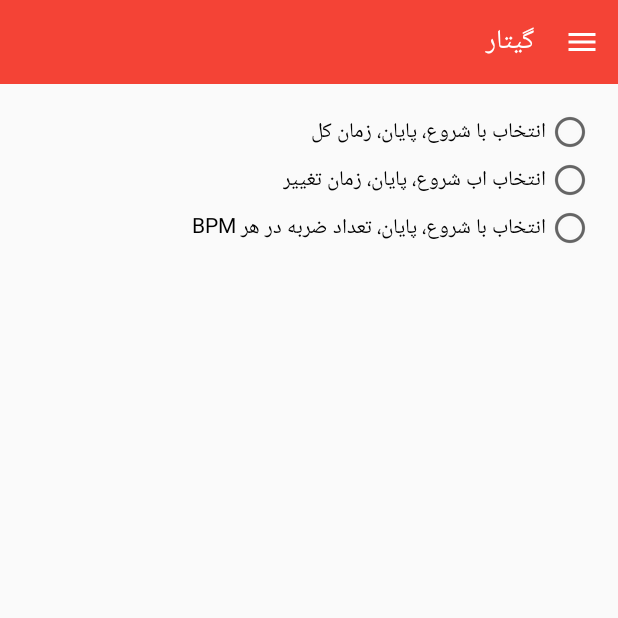
After one commit to tavousiali/GuitarSpeedTrainer, an Android app: the SettingActivity screen opened directly, with no data from a screen before it, on a phone screen of 412 x 824 dp, the top half of it. The commit adds this screen. Run offline under Robolectric (Android 15) with nearby library versions, the phone set to English and light mode, and no system bars.

Commit message:
Get setting from preference

```diff
--- a/app/src/main/AndroidManifest.xml
+++ b/app/src/main/AndroidManifest.xml
@@ -3,11 +3,11 @@
     package="com.example.atavoosi.guitarspeedtrainer">
 
     <application
+        android:name=".fonts"
         android:allowBackup="true"
         android:icon="@mipmap/ic_launcher"
         android:label="@string/app_name"
         android:supportsRtl="false"
-        android:name=".fonts"
         android:theme="@style/AppTheme">
         <activity
             android:name=".MainActivity"
@@ -19,6 +19,10 @@
                 <category android:name="android.intent.category.LAUNCHER" />
             </intent-filter>
         </activity>
+        <activity
+            android:name=".SettingActivity"
+            android:label="@string/title_activity_setting"
+            android:theme="@style/AppTheme"></activity>
     </application>
 
 </manifest>
--- /dev/null
+++ b/app/src/main/java/com/example/atavoosi/guitarspeedtrainer/SettingActivity.java
@@ -0,0 +1,102 @@
+package com.example.atavoosi.guitarspeedtrainer;
+
+import android.content.Intent;
+import android.os.Bundle;
+import android.support.design.widget.FloatingActionButton;
+import android.support.design.widget.NavigationView;
+import android.support.design.widget.Snackbar;
+import android.support.v4.view.GravityCompat;
+import android.support.v4.widget.DrawerLayout;
+import android.support.v7.app.AppCompatActivity;
+import android.support.v7.widget.Toolbar;
+import android.view.Menu;
+import android.view.MenuItem;
+import android.view.View;
+import android.widget.RadioButton;
+import android.widget.RadioGroup;
+import android.widget.Toast;
+
+public class SettingActivity extends AppCompatActivity
+        implements NavigationView.OnNavigationItemSelectedListener{
+    RadioGroup radioGroup;
+    private DrawerLayout drawer;
+
+    @Override
+    protected void onCreate(Bundle savedInstanceState) {
+        super.onCreate(savedInstanceState);
+        setContentView(R.layout.activity_setting);
+        Toolbar toolbar = (Toolbar) findViewById(R.id.toolbar);
+        setSupportActionBar(toolbar);
+        getSupportActionBar().setDisplayShowTitleEnabled(false);
+
+        drawer = (DrawerLayout) findViewById(R.id.drawer_layout);
+
+        NavigationView navigationView = (NavigationView) findViewById(R.id.nav_view);
+        navigationView.setNavigationItemSelectedListener(this);
+
+
+        radioGroup = (RadioGroup) findViewById(R.id.type);
+
+        radioGroup.setOnCheckedChangeListener(new RadioGroup.OnCheckedChangeListener()
+        {
+            @Override
+            public void onCheckedChanged(RadioGroup group, int checkedId) {
+                // checkedId is the RadioButton selected
+                RadioButton rb=(RadioButton)findViewById(checkedId);
+                Toast.makeText(SettingActivity.this, rb.getText().toString(), Toast.LENGTH_LONG).show();
+            }
+        });
+    }
+
+    @Override
+    public void onBackPressed() {
+        if (drawer.isDrawerOpen(GravityCompat.END)) {
+            drawer.closeDrawer(GravityCompat.END);
+        } else {
+            super.onBackPressed();
+        }
+    }
+
+    @Override
+    public boolean onCreateOptionsMenu(Menu menu) {
+        // Inflate the menu; this adds items to the action bar if it is present.
+        getMenuInflater().inflate(R.menu.main, menu);
+        return true;
+    }
+
+    @Override
+    public boolean onOptionsItemSelected(MenuItem item) {
+        // Handle action bar item clicks here. The action bar will
+        // automatically handle clicks on the Home/Up button, so long
+        // as you specify a parent activity in AndroidManifest.xml.
+        int id = item.getItemId();
+
+        //noinspection SimplifiableIfStatement
+        if (id == R.id.navigetion_icon) {
+            drawer.openDrawer(GravityCompat.END);
+            return true;
+        }
+
+        return super.onOptionsItemSelected(item);
+    }
+
+    @SuppressWarnings("StatementWithEmptyBody")
+    @Override
+    public boolean onNavigationItemSelected(MenuItem item) {
+        // Handle navigation view item clicks here.
+        int id = item.getItemId();
+
+        if (id == R.id.setting) {
+            try
+            {
+                startActivity(new Intent(SettingActivity.this, MainActivity.class));
+            }catch(Exception e){
+
+            }
+        }
+
+        drawer.closeDrawer(GravityCompat.END);
+        return true;
+    }
+
+}
--- /dev/null
+++ b/app/src/main/res/drawable/ic_menu_settings.xml
@@ -0,0 +1,9 @@
+<vector xmlns:android="http://schemas.android.com/apk/res/android"
+        android:width="24dp"
+        android:height="24dp"
+        android:viewportWidth="24.0"
+        android:viewportHeight="24.0">
+    <path
+        android:fillColor="#FF000000"
+        android:pathData="M19.43,12.98c0.04,-0.32 0.07,-0.64 0.07,-0.98s-0.03,-0.66 -0.07,-0.98l2.11,-1.65c0.19,-0.15 0.24,-0.42 0.12,-0.64l-2,-3.46c-0.12,-0.22 -0.39,-0.3 -0.61,-0.22l-2.49,1c-0.52,-0.4 -1.08,-0.73 -1.69,-0.98l-0.38,-2.65C14.46,2.18 14.25,2 14,2h-4c-0.25,0 -0.46,0.18 -0.49,0.42l-0.38,2.65c-0.61,0.25 -1.17,0.59 -1.69,0.98l-2.49,-1c-0.23,-0.09 -0.49,0 -0.61,0.22l-2,3.46c-0.13,0.22 -0.07,0.49 0.12,0.64l2.11,1.65c-0.04,0.32 -0.07,0.65 -0.07,0.98s0.03,0.66 0.07,0.98l-2.11,1.65c-0.19,0.15 -0.24,0.42 -0.12,0.64l2,3.46c0.12,0.22 0.39,0.3 0.61,0.22l2.49,-1c0.52,0.4 1.08,0.73 1.69,0.98l0.38,2.65c0.03,0.24 0.24,0.42 0.49,0.42h4c0.25,0 0.46,-0.18 0.49,-0.42l0.38,-2.65c0.61,-0.25 1.17,-0.59 1.69,-0.98l2.49,1c0.23,0.09 0.49,0 0.61,-0.22l2,-3.46c0.12,-0.22 0.07,-0.49 -0.12,-0.64l-2.11,-1.65zM12,15.5c-1.93,0 -3.5,-1.57 -3.5,-3.5s1.57,-3.5 3.5,-3.5 3.5,1.57 3.5,3.5 -1.57,3.5 -3.5,3.5z"/>
+</vector>
--- /dev/null
+++ b/app/src/main/res/layout/activity_setting.xml
@@ -0,0 +1,25 @@
+<android.support.v4.widget.DrawerLayout xmlns:android="http://schemas.android.com/apk/res/android"
+    xmlns:app="http://schemas.android.com/apk/res-auto"
+    xmlns:tools="http://schemas.android.com/tools"
+    android:id="@+id/drawer_layout"
+    android:layout_width="match_parent"
+    android:layout_height="match_parent"
+    android:layout_gravity="right"
+    android:fitsSystemWindows="true"
+    tools:openDrawer="right">
+
+    <include
+        layout="@layout/app_bar_setting"
+        android:layout_width="match_parent"
+        android:layout_height="match_parent" />
+
+    <android.support.design.widget.NavigationView
+        android:id="@+id/nav_view"
+        android:layout_width="wrap_content"
+        android:layout_height="match_parent"
+        android:layout_gravity="right"
+        android:fitsSystemWindows="true"
+        app:headerLayout="@layout/nav_header_main"
+        app:menu="@menu/activity_main_drawer" />
+
+</android.support.v4.widget.DrawerLayout>
--- /dev/null
+++ b/app/src/main/res/layout/app_bar_setting.xml
@@ -0,0 +1,12 @@
+<?xml version="1.0" encoding="utf-8"?>
+<android.support.design.widget.CoordinatorLayout xmlns:android="http://schemas.android.com/apk/res/android"
+    xmlns:app="http://schemas.android.com/apk/res-auto"
+    xmlns:tools="http://schemas.android.com/tools"
+    android:layout_width="match_parent"
+    android:layout_height="match_parent"
+    android:fitsSystemWindows="true"
+    tools:context="com.example.atavoosi.guitarspeedtrainer.SettingActivity">
+
+    <include layout="@layout/toolbar_setting" />
+
+</android.support.design.widget.CoordinatorLayout>
--- /dev/null
+++ b/app/src/main/res/layout/content_setting.xml
@@ -0,0 +1,49 @@
+<?xml version="1.0" encoding="utf-8"?>
+<RelativeLayout xmlns:android="http://schemas.android.com/apk/res/android"
+    xmlns:app="http://schemas.android.com/apk/res-auto"
+    xmlns:tools="http://schemas.android.com/tools"
+    android:layout_width="match_parent"
+    android:layout_height="match_parent"
+    android:paddingBottom="@dimen/activity_vertical_margin"
+    android:paddingLeft="@dimen/activity_horizontal_margin"
+    android:paddingRight="@dimen/activity_horizontal_margin"
+    android:paddingTop="@dimen/activity_vertical_margin"
+    app:layout_behavior="@string/appbar_scrolling_view_behavior"
+    tools:context="com.example.atavoosi.guitarspeedtrainer.SettingActivity"
+    tools:showIn="@layout/activity_setting">
+
+    <RadioGroup xmlns:android="http://schemas.android.com/apk/res/android"
+        android:id="@+id/type"
+        android:layout_width="fill_parent"
+        android:layout_height="wrap_content"
+        android:orientation="vertical">
+
+        <RadioButton
+            android:id="@+id/StartStopTotalTime"
+            android:layout_width="wrap_content"
+            android:layout_height="wrap_content"
+            android:layout_gravity="right"
+            android:button="@null"
+            android:drawableRight="@drawable/abc_btn_radio_material"
+            android:text="@string/StartStopTotalTime" />
+
+        <RadioButton
+            android:id="@+id/StartStopChangeTime"
+            android:layout_width="wrap_content"
+            android:layout_height="wrap_content"
+            android:layout_gravity="right"
+            android:button="@null"
+            android:drawableRight="@drawable/abc_btn_radio_material"
+            android:text="@string/StartStopChangeTime" />
+
+        <RadioButton
+            android:id="@+id/StartStopBpmCount"
+            android:layout_width="wrap_content"
+            android:layout_height="wrap_content"
+            android:layout_gravity="right"
+            android:button="@null"
+            android:drawableRight="@drawable/abc_btn_radio_material"
+            android:text="@string/StartStopBpmCount" />
+    </RadioGroup>
+
+</RelativeLayout>
--- /dev/null
+++ b/app/src/main/res/layout/toolbar_setting.xml
@@ -0,0 +1,30 @@
+<?xml version="1.0" encoding="utf-8"?>
+<LinearLayout xmlns:android="http://schemas.android.com/apk/res/android"
+    xmlns:app="http://schemas.android.com/apk/res-auto"
+    android:layout_width="match_parent"
+    android:layout_height="wrap_content"
+    android:layout_gravity="top"
+    android:orientation="vertical">
+
+    <android.support.v7.widget.Toolbar
+        android:id="@+id/toolbar"
+        android:layout_width="match_parent"
+        android:layout_height="?attr/actionBarSize"
+        android:background="@color/colorPrimary"
+        app:theme="@style/ThemeOverlay.AppCompat.Dark.ActionBar">
+
+        <RelativeLayout
+            android:layout_width="match_parent"
+            android:layout_height="wrap_content">
+
+            <TextView
+                android:layout_width="match_parent"
+                android:layout_height="wrap_content"
+                android:paddingRight="8dp"
+                android:text="گیتار"
+                android:textColor="#ffffff"
+                android:textSize="18dp" />
+        </RelativeLayout>
+    </android.support.v7.widget.Toolbar>
+    <include layout="@layout/content_setting" />
+</LinearLayout>
--- a/app/src/main/res/values/strings.xml
+++ b/app/src/main/res/values/strings.xml
@@ -6,4 +6,8 @@
 
     <string name="action_settings">Settings</string>
     <string name="navigetion_icon">navigetion_icon</string>
+    <string name="title_activity_setting">SettingActivity</string>
+    <string name="StartStopTotalTime">انتخاب با شروع، پایان، زمان کل</string>
+    <string name="StartStopChangeTime">انتخاب اب شروع، پایان، زمان تغییر</string>
+    <string name="StartStopBpmCount">انتخاب با شروع، پایان، تعداد ضربه در هر BPM</string>
 </resources>
```
Also changed, not shown: app/src/main/java/com/example/atavoosi/guitarspeedtrainer/MainActivity.java (+11 -15 lines), app/src/main/res/drawable-v21/ic_menu_camera.xml (deleted, +0 -12 lines), app/src/main/res/drawable-v21/ic_menu_gallery.xml (deleted, +0 -9 lines), app/src/main/res/drawable-v21/ic_menu_manage.xml (deleted, +0 -9 lines), app/src/main/res/drawable-v21/ic_menu_slideshow.xml (deleted, +0 -9 lines), app/src/main/res/drawable/ic_menu_home.xml (added, +9 -0 lines), app/src/main/res/menu/activity_main_drawer.xml (+20 -27 lines), app/src/main/res/values/drawables.xml (deleted, +0 -8 lines).
